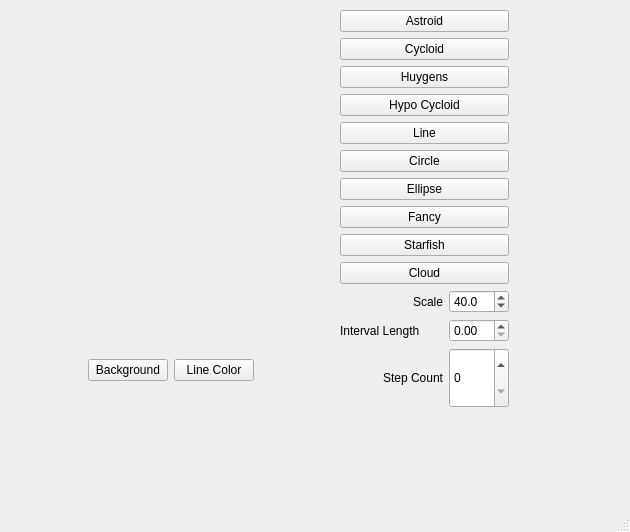
Old version of the form mainwindow.ui in the repository crisalgi/QtCurvesCPP.
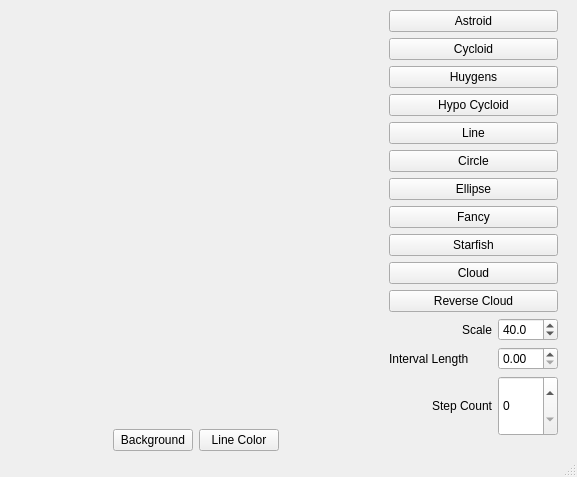
New version of the form. Custom widgets are drawn as their Qt base class.

Commit message: add inverse cloud shape

Patch:
```diff
--- a/mainwindow.ui
+++ b/mainwindow.ui
@@ -6,8 +6,8 @@
    <rect>
     <x>0</x>
     <y>0</y>
-    <width>630</width>
-    <height>532</height>
+    <width>577</width>
+    <height>477</height>
    </rect>
   </property>
   <property name="sizePolicy">
@@ -25,8 +25,8 @@
      <rect>
       <x>10</x>
       <y>10</y>
-      <width>321</width>
-      <height>371</height>
+      <width>371</width>
+      <height>441</height>
      </rect>
     </property>
     <layout class="QVBoxLayout" name="verticalLayout_2">
@@ -82,10 +82,10 @@
    <widget class="QWidget" name="">
     <property name="geometry">
      <rect>
-      <x>340</x>
+      <x>389</x>
       <y>10</y>
       <width>169</width>
-      <height>408</height>
+      <height>439</height>
      </rect>
     </property>
     <layout class="QVBoxLayout" name="verticalLayout">
@@ -159,6 +159,13 @@
        </property>
       </widget>
      </item>
+     <item>
+      <widget class="QPushButton" name="btnReverseCloud">
+       <property name="text">
+        <string>Reverse Cloud</string>
+       </property>
+      </widget>
+     </item>
      <item>
       <layout class="QHBoxLayout" name="horizontalLayout">
        <item>
```
The commit also changes 4 other files.
